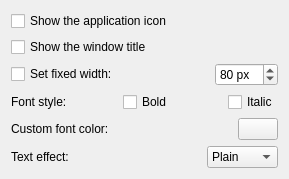
The window that package/contents/ui/config.ui (bulldog98/applicationname-plasmoid) describes before a commit, drawn with Qt 5.
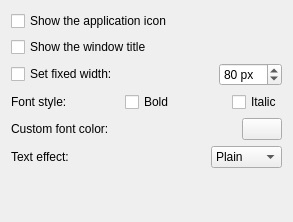
The same window after the commit. Custom widgets are drawn as their Qt base class.

```diff
--- a/package/contents/ui/config.ui
+++ b/package/contents/ui/config.ui
@@ -6,8 +6,8 @@
    <rect>
     <x>0</x>
     <y>0</y>
-    <width>289</width>
-    <height>176</height>
+    <width>293</width>
+    <height>222</height>
    </rect>
   </property>
   <property name="windowTitle">
```
Left out of the diff: 4 changed lines with no effect on the pictures.
